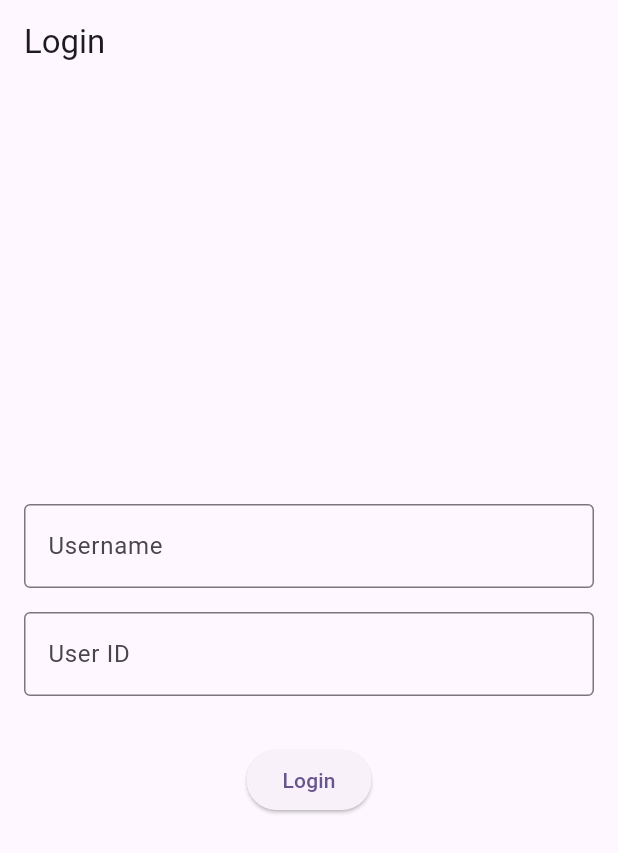
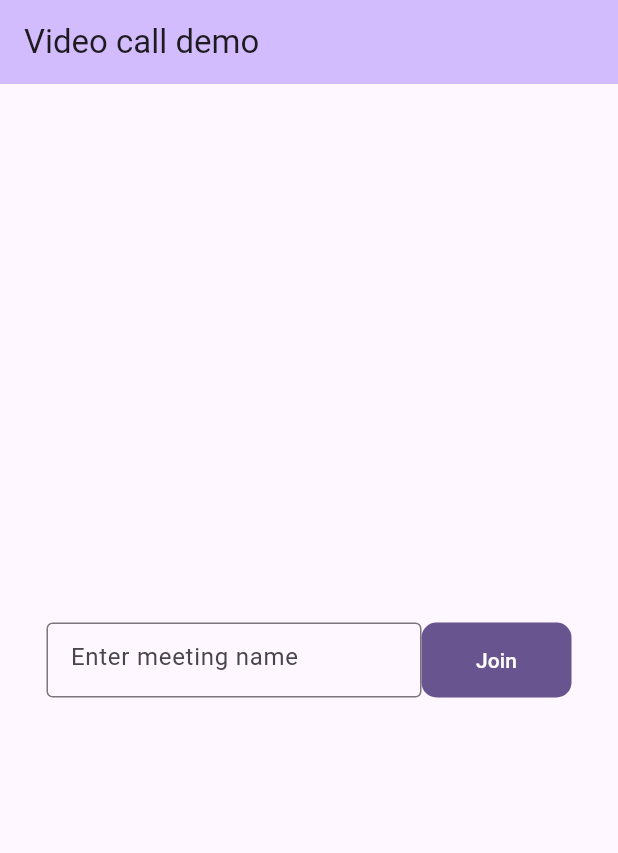
Before and after one commit to Sahil-Kundaliya/video_call, a Flutter app: the screen it shows after launch, on a phone screen of 412 x 824 dp. Shown: the top 853 px of the screen. Run offline on Flutter 3.47's test engine with Material 3 defaults, Android fonts, the phone set to English and light mode, and no system bars; our stand-ins replace shared_preferences; missing offline and left inert: jitsi_meet_flutter_sdk, zego_uikit_prebuilt_call, zego_zimkit.

Commit message:
New service added

```diff
--- a/lib/main.dart
+++ b/lib/main.dart
@@ -1,5 +1,7 @@
 import 'package:flutter/material.dart';
+import 'package:jitsi_meet_flutter_sdk/jitsi_meet_flutter_sdk.dart';
 import 'package:video_audio_call/login_page.dart';
+import 'package:video_audio_call/services/jiti_call_screen.dart';
 import 'package:video_audio_call/splash_page.dart';
 import 'package:zego_zimkit/zego_zimkit.dart';
 
@@ -25,7 +27,9 @@ class MyApp extends StatelessWidget {
         colorScheme: ColorScheme.fromSeed(seedColor: Colors.deepPurple),
         useMaterial3: true,
       ),
-      home: const SplashScreen(),
+      home: true ? JitiCallScreen(title: 'Video call demo') : SplashScreen(),
     );
   }
 }
+
+// https://getstream.io/resources/projects/webrtc/platforms/flutter/?utm_source=chatgpt.com
--- /dev/null
+++ b/lib/services/jiti_call_screen.dart
@@ -0,0 +1,73 @@
+import 'package:flutter/material.dart';
+import 'package:jitsi_meet_flutter_sdk/jitsi_meet_flutter_sdk.dart';
+
+class JitiCallScreen extends StatefulWidget {
+  const JitiCallScreen({super.key, required this.title});
+  final String title;
+
+  @override
+  State<JitiCallScreen> createState() => _JitiCallScreenState();
+}
+
+class _JitiCallScreenState extends State<JitiCallScreen> {
+  final meetingNameController = TextEditingController();
+  final jitsiMeet = JitsiMeet();
+  void join() {
+    var options = JitsiMeetConferenceOptions(
+      serverURL: "https://meet.jit.si",
+      room: "test0987test",
+      configOverrides: {
+        "startWithAudioMuted": true,
+        "startWithVideoMuted": true,
+        "subject": "JitsiwithFlutter",
+        "localSubject": "localJitsiwithFlutter",
+      },
+      featureFlags: {
+        "unsaferoomwarning.enabled": false,
+        "security-options.enabled": false
+      },
+      userInfo: JitsiMeetUserInfo(
+          displayName: "Flutter user", email: "user@example.com"),
+    );
+    jitsiMeet.join(options);
+  }
+
+  @override
+  Widget build(BuildContext context) {
+    return Scaffold(
+      appBar: AppBar(
+        backgroundColor: Theme.of(context).colorScheme.inversePrimary,
+        title: Text(widget.title),
+      ),
+      body: Center(
+        child: Row(
+          mainAxisAlignment: MainAxisAlignment.center,
+          children: <Widget>[
+            SizedBox(
+              width: 250,
+              height: 50,
+              child: TextField(
+                controller: meetingNameController,
+                decoration: const InputDecoration(
+                  border: OutlineInputBorder(),
+                  hintText: 'Enter meeting name',
+                ),
+              ),
+            ),
+            SizedBox(
+              width: 100,
+              height: 50,
+              child: FilledButton(
+                  onPressed: join,
+                  style: ButtonStyle(
+                    shape: MaterialStateProperty.all(RoundedRectangleBorder(
+                        borderRadius: BorderRadius.circular(10.0))),
+                  ),
+                  child: const Text("Join")),
+            ),
+          ],
+        ),
+      ),
+    );
+  }
+}
--- a/pubspec.yaml
+++ b/pubspec.yaml
@@ -39,6 +39,7 @@ dependencies:
   zego_zim: ^2.17.1
   zego_zimkit: ^1.18.13
   shared_preferences: ^2.3.2
+  jitsi_meet_flutter_sdk: ^11.1.1
 
 dev_dependencies:
   flutter_test:
```
Also changed, not shown: pubspec.lock, 4 other files.
